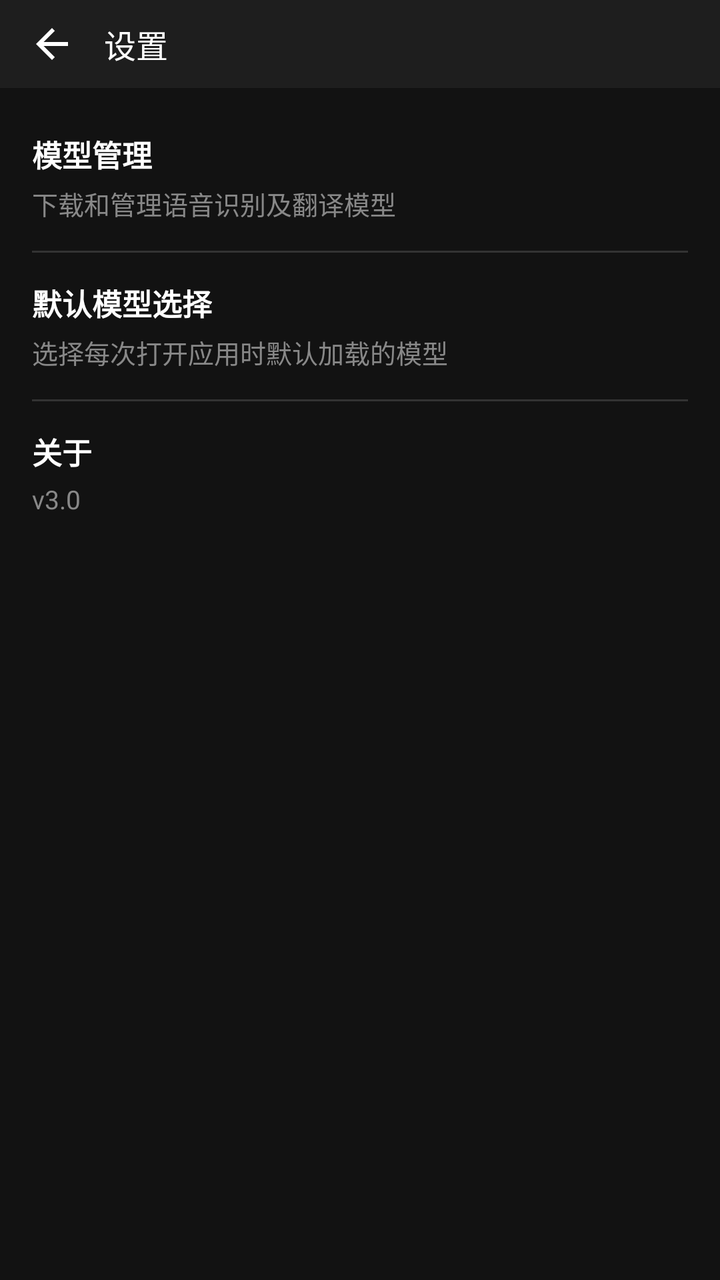
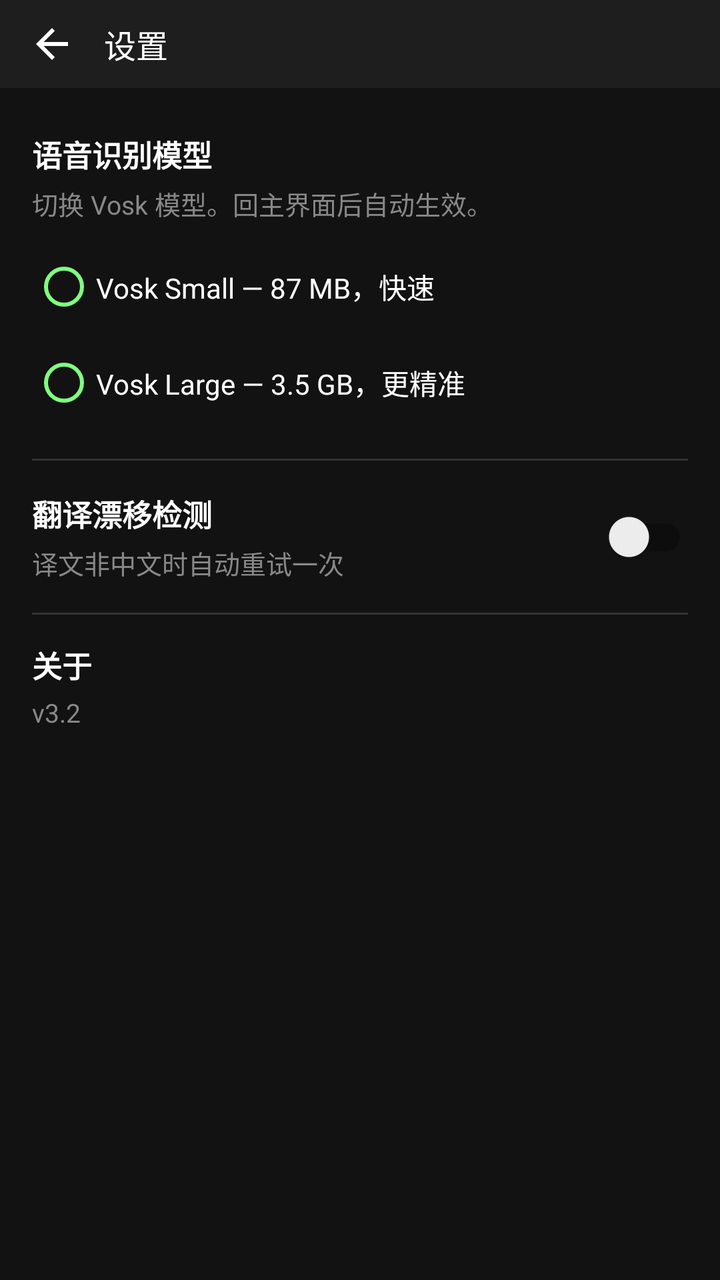

The first picture is an Android layout as it rendered before a commit; the second is the same layout after the commit. The layout source and the unified diff follow.
<!-- AndroidManifest.xml: activity theme Theme.OfflineRealtimeTranslator -->
<!-- res/layout/activity_settings.xml -->
<?xml version="1.0" encoding="utf-8"?>
<LinearLayout xmlns:android="http://schemas.android.com/apk/res/android"
    xmlns:tools="http://schemas.android.com/tools"
    android:layout_width="match_parent"
    android:layout_height="match_parent"
    android:orientation="vertical"
    android:background="#FF121212"
    tools:context=".settings.SettingsActivity">

    
    <LinearLayout
        android:layout_width="match_parent"
        android:layout_height="44dp"
        android:orientation="horizontal"
        android:gravity="center_vertical"
        android:background="#FF1E1E1E"
        android:paddingHorizontal="8dp">

        <ImageButton
            android:id="@+id/btn_back"
            android:layout_width="36dp"
            android:layout_height="36dp"
            android:background="?attr/selectableItemBackgroundBorderless"
            android:src="@drawable/ic_arrow_back"
            android:scaleType="centerInside"
            android:contentDescription="@string/back" />

        <TextView
            android:layout_width="0dp"
            android:layout_height="wrap_content"
            android:layout_weight="1"
            android:text="@string/settings_title"
            android:textSize="16sp"
            android:textColor="#FFFFFFFF"
            android:layout_marginStart="8dp" />
    </LinearLayout>

    <ScrollView
        android:layout_width="match_parent"
        android:layout_height="match_parent">

        <LinearLayout
            android:layout_width="match_parent"
            android:layout_height="wrap_content"
            android:orientation="vertical"
            android:paddingVertical="8dp">

            
            <LinearLayout
                android:layout_width="match_parent"
                android:layout_height="wrap_content"
                android:orientation="vertical"
                android:paddingHorizontal="16dp"
                android:paddingVertical="14dp">

                <TextView
                    android:layout_width="wrap_content"
                    android:layout_height="wrap_content"
                    android:text="@string/model_management"
                    android:textSize="15sp"
                    android:textColor="#FFFFFFFF"
                    android:textStyle="bold" />

                <TextView
                    android:layout_width="wrap_content"
                    android:layout_height="wrap_content"
                    android:layout_marginTop="4dp"
                    android:text="@string/model_management_desc"
                    android:textSize="13sp"
                    android:textColor="#FF888888" />
            </LinearLayout>

            <View
                android:layout_width="match_parent"
                android:layout_height="1dp"
                android:layout_marginHorizontal="16dp"
                android:background="#FF333333" />

            
            <LinearLayout
                android:layout_width="match_parent"
                android:layout_height="wrap_content"
                android:orientation="vertical"
                android:paddingHorizontal="16dp"
                android:paddingVertical="14dp">

                <TextView
                    android:layout_width="wrap_content"
                    android:layout_height="wrap_content"
                    android:text="@string/default_model_title"
                    android:textSize="15sp"
                    android:textColor="#FFFFFFFF"
                    android:textStyle="bold" />

                <TextView
                    android:layout_width="wrap_content"
                    android:layout_height="wrap_content"
                    android:layout_marginTop="4dp"
                    android:text="@string/default_model_desc"
                    android:textSize="13sp"
                    android:textColor="#FF888888" />
            </LinearLayout>

            <View
                android:layout_width="match_parent"
                android:layout_height="1dp"
                android:layout_marginHorizontal="16dp"
                android:background="#FF333333" />

            
            <LinearLayout
                android:layout_width="match_parent"
                android:layout_height="wrap_content"
                android:orientation="vertical"
                android:paddingHorizontal="16dp"
                android:paddingVertical="14dp">

                <TextView
                    android:layout_width="wrap_content"
                    android:layout_height="wrap_content"
                    android:text="@string/about"
                    android:textSize="15sp"
                    android:textColor="#FFFFFFFF"
                    android:textStyle="bold" />

                <TextView
                    android:id="@+id/tv_version"
                    android:layout_width="wrap_content"
                    android:layout_height="wrap_content"
                    android:layout_marginTop="4dp"
                    android:text="v3.0"
                    android:textSize="13sp"
                    android:textColor="#FF888888" />
            </LinearLayout>

        </LinearLayout>
    </ScrollView>

</LinearLayout>
<!-- resources referenced by this layout -->
<resources>
  <!-- drawable ic_arrow_back (drawable) -->
  <?xml version="1.0" encoding="utf-8"?>
  <vector xmlns:android="http://schemas.android.com/apk/res/android"
      android:width="24dp"
      android:height="24dp"
      android:viewportWidth="24"
      android:viewportHeight="24">
      <path
          android:fillColor="#FFFFFFFF"
          android:pathData="M20,11H7.83l5.59,-5.59L12,4l-8,8 8,8 1.41,-1.41L7.83,13H20v-2z" />
  </vector>
  <string name="about">关于</string>
  <string name="back">返回</string>
  <string name="default_model_desc">选择每次打开应用时默认加载的模型</string>
  <string name="default_model_title">默认模型选择</string>
  <string name="model_management">模型管理</string>
  <string name="model_management_desc">下载和管理语音识别及翻译模型</string>
  <string name="settings_title">设置</string>
  <style name="Theme.OfflineRealtimeTranslator" parent="Theme.MaterialComponents.DayNight.NoActionBar">
          
          <item name="colorPrimary">@color/purple_500</item>
          <item name="colorPrimaryVariant">@color/purple_700</item>
          <item name="colorOnPrimary">@color/white</item>
          
          <item name="colorSecondary">@color/teal_200</item>
          <item name="colorSecondaryVariant">@color/teal_700</item>
          <item name="colorOnSecondary">@color/black</item>
          
          <item name="android:statusBarColor">?attr/colorPrimaryVariant</item>
          
      </style>
  <color name="purple_500">#FF6200EE</color>
  <color name="purple_700">#FF3700B3</color>
  <color name="white">#FFFFFFFF</color>
  <color name="teal_200">#FF03DAC5</color>
  <color name="teal_700">#FF018786</color>
  <color name="black">#FF000000</color>
</resources>

<!-- the commit's change to res/layout/activity_settings.xml (unified diff, before → after) -->
@@ -56,7 +56,7 @@
                 <TextView
                     android:layout_width="wrap_content"
                     android:layout_height="wrap_content"
-                    android:text="@string/model_management"
+                    android:text="@string/asr_model_title"
                     android:textSize="15sp"
                     android:textColor="#FFFFFFFF"
                     android:textStyle="bold" />
@@ -65,9 +65,33 @@
                     android:layout_width="wrap_content"
                     android:layout_height="wrap_content"
                     android:layout_marginTop="4dp"
-                    android:text="@string/model_management_desc"
+                    android:text="@string/asr_model_desc"
                     android:textSize="13sp"
                     android:textColor="#FF888888" />
+
+                <RadioGroup
+                    android:id="@+id/radio_asr_model"
+                    android:layout_width="match_parent"
+                    android:layout_height="wrap_content"
+                    android:layout_marginTop="8dp"
+                    android:orientation="vertical">
+
+                    <RadioButton
+                        android:id="@+id/rb_asr_small"
+                        android:layout_width="match_parent"
+                        android:layout_height="wrap_content"
+                        android:text="@string/asr_model_small"
+                        android:textColor="#FFFFFFFF"
+                        android:buttonTint="#FF80FF80" />
+
+                    <RadioButton
+                        android:id="@+id/rb_asr_large"
+                        android:layout_width="match_parent"
+                        android:layout_height="wrap_content"
+                        android:text="@string/asr_model_large"
+                        android:textColor="#FFFFFFFF"
+                        android:buttonTint="#FF80FF80" />
+                </RadioGroup>
             </LinearLayout>
 
             <View
@@ -84,21 +108,41 @@
                 android:paddingHorizontal="16dp"
                 android:paddingVertical="14dp">
 
-                <TextView
-                    android:layout_width="wrap_content"
+                <LinearLayout
+                    android:layout_width="match_parent"
                     android:layout_height="wrap_content"
-                    android:text="@string/default_model_title"
-                    android:textSize="15sp"
-                    android:textColor="#FFFFFFFF"
-                    android:textStyle="bold" />
+                    android:orientation="horizontal"
+                    android:gravity="center_vertical">
 
-                <TextView
-                    android:layout_width="wrap_content"
-                    android:layout_height="wrap_content"
-                    android:layout_marginTop="4dp"
-                    android:text="@string/default_model_desc"
-                    android:textSize="13sp"
-                    android:textColor="#FF888888" />
+                    <LinearLayout
+                        android:layout_width="0dp"
+                        android:layout_height="wrap_content"
+                        android:layout_weight="1"
+                        android:orientation="vertical">
+
+                        <TextView
+                            android:layout_width="wrap_content"
+                            android:layout_height="wrap_content"
+                            android:text="@string/drift_retry_title"
+                            android:textSize="15sp"
+                            android:textColor="#FFFFFFFF"
+                            android:textStyle="bold" />
+
+                        <TextView
+                            android:layout_width="wrap_content"
+                            android:layout_height="wrap_content"
+                            android:layout_marginTop="4dp"
+                            android:text="@string/drift_retry_desc"
+                            android:textSize="13sp"
+                            android:textColor="#FF888888" />
+                    </LinearLayout>
+
+                    <androidx.appcompat.widget.SwitchCompat
+                        android:id="@+id/switch_drift_retry"
+                        android:layout_width="wrap_content"
+                        android:layout_height="wrap_content"
+                        android:thumbTint="#FF80FF80" />
+                </LinearLayout>
             </LinearLayout>
 
             <View
@@ -128,7 +172,7 @@
                     android:layout_width="wrap_content"
                     android:layout_height="wrap_content"
                     android:layout_marginTop="4dp"
-                    android:text="v3.0"
+                    android:text="v3.2"
                     android:textSize="13sp"
                     android:textColor="#FF888888" />
             </LinearLayout>
<!-- resource entries referenced after the edit -->
@@ -12,11 +12,13 @@
           android:pathData="M20,11H7.83l5.59,-5.59L12,4l-8,8 8,8 1.41,-1.41L7.83,13H20v-2z" />
   </vector>
   <string name="about">关于</string>
+  <string name="asr_model_desc">切换 Vosk 模型。回主界面后自动生效。</string>
+  <string name="asr_model_large">Vosk Large — 3.5 GB，更精准</string>
+  <string name="asr_model_small">Vosk Small — 87 MB，快速</string>
+  <string name="asr_model_title">语音识别模型</string>
   <string name="back">返回</string>
-  <string name="default_model_desc">选择每次打开应用时默认加载的模型</string>
-  <string name="default_model_title">默认模型选择</string>
-  <string name="model_management">模型管理</string>
-  <string name="model_management_desc">下载和管理语音识别及翻译模型</string>
+  <string name="drift_retry_desc">译文非中文时自动重试一次</string>
+  <string name="drift_retry_title">翻译漂移检测</string>
   <string name="settings_title">设置</string>
   <style name="Theme.OfflineRealtimeTranslator" parent="Theme.MaterialComponents.DayNight.NoActionBar">
           
